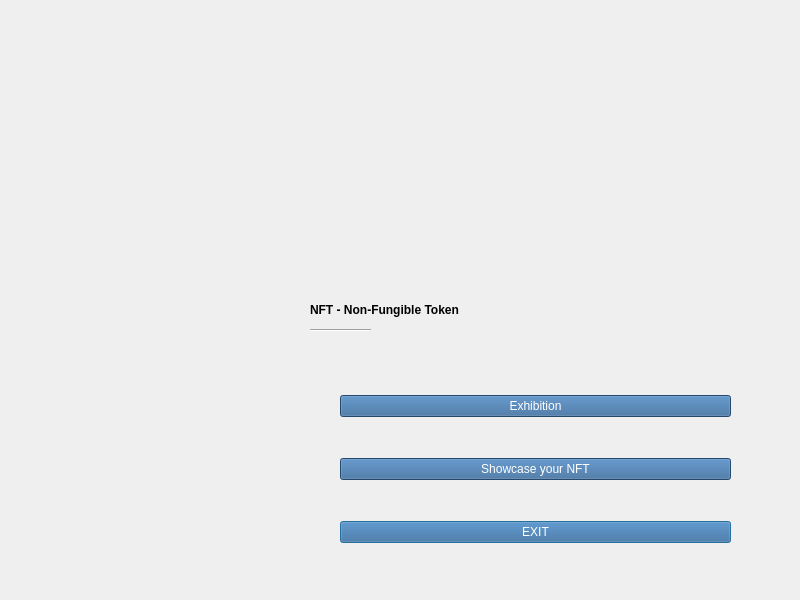
Old version of the form frontend/Main menu.ui in the repository SujalMatolia0/NFT-First-project.
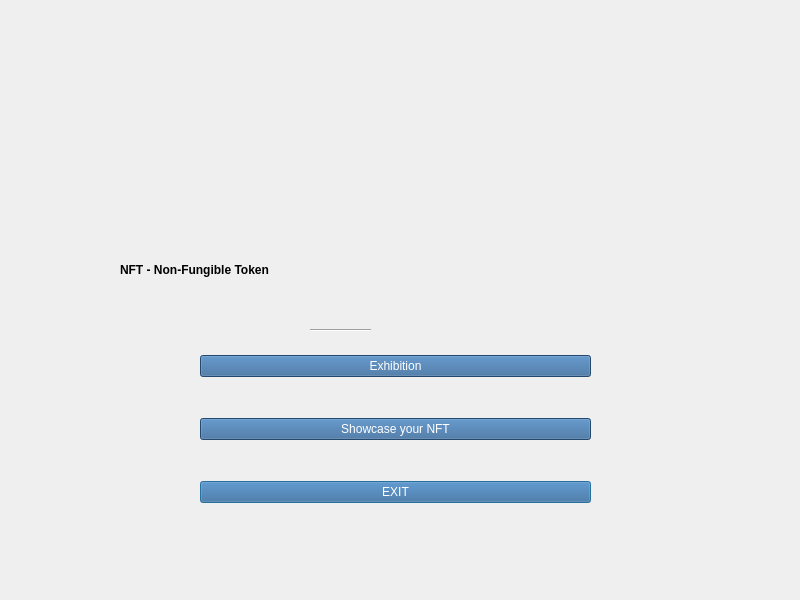
New version of the form.

Patch:
```diff
--- a/frontend/Main menu.ui
+++ b/frontend/Main menu.ui
@@ -16,9 +16,9 @@
   <widget class="QLabel" name="label">
    <property name="geometry">
     <rect>
-     <x>310</x>
-     <y>280</y>
-     <width>451</width>
+     <x>120</x>
+     <y>240</y>
+     <width>561</width>
      <height>61</height>
     </rect>
    </property>
@@ -45,8 +45,8 @@
   <widget class="QWidget" name="layoutWidget">
    <property name="geometry">
     <rect>
-     <x>340</x>
-     <y>360</y>
+     <x>200</x>
+     <y>320</y>
      <width>391</width>
      <height>221</height>
     </rect>
```
